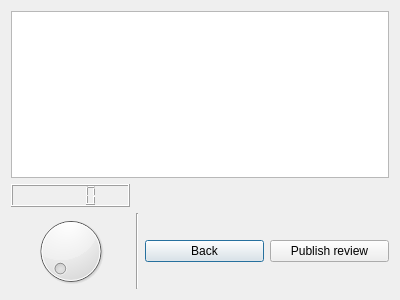
Old version of the form 03. Python/Практика/lab7/view/qtsrc/add_review_form.ui in the repository sit2606/learning.
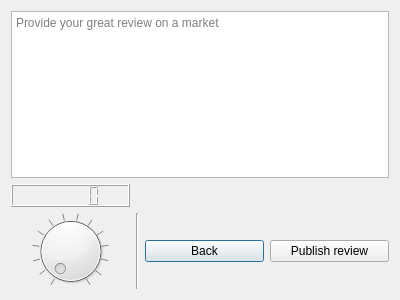
New version of the form.

Commit message: Fix user name in review bug

```diff
--- a/03. Python/Практика/lab7/view/qtsrc/add_review_form.ui
+++ b/03. Python/Практика/lab7/view/qtsrc/add_review_form.ui
@@ -17,10 +17,27 @@
    <item>
     <layout class="QVBoxLayout" name="verticalLayout">
      <item>
-      <widget class="QTextEdit" name="reviewtextEdit"/>
+      <widget class="QTextEdit" name="reviewtextEdit">
+       <property name="placeholderText">
+        <string>Provide your great review on a market</string>
+       </property>
+      </widget>
      </item>
      <item>
       <layout class="QGridLayout" name="gridLayout">
+       <item row="0" column="0">
+        <widget class="QLCDNumber" name="scorelcdNumber">
+         <property name="smallDecimalPoint">
+          <bool>true</bool>
+         </property>
+         <property name="mode">
+          <enum>QLCDNumber::Dec</enum>
+         </property>
+         <property name="segmentStyle">
+          <enum>QLCDNumber::Filled</enum>
+         </property>
+        </widget>
+       </item>
        <item row="1" column="2">
         <widget class="QPushButton" name="backReviewpushButton">
          <property name="text">
@@ -47,17 +64,29 @@
          <property name="maximum">
           <number>50</number>
          </property>
+         <property name="pageStep">
+          <number>1</number>
+         </property>
          <property name="value">
           <number>0</number>
          </property>
          <property name="sliderPosition">
           <number>0</number>
          </property>
+         <property name="tracking">
+          <bool>true</bool>
+         </property>
+         <property name="wrapping">
+          <bool>false</bool>
+         </property>
+         <property name="notchTarget">
+          <double>3.700000000000000</double>
+         </property>
+         <property name="notchesVisible">
+          <bool>true</bool>
+         </property>
         </widget>
        </item>
-       <item row="0" column="0">
-        <widget class="QLCDNumber" name="scorelcdNumber"/>
-       </item>
       </layout>
      </item>
     </layout>
```
The commit also changes 9 other files.
